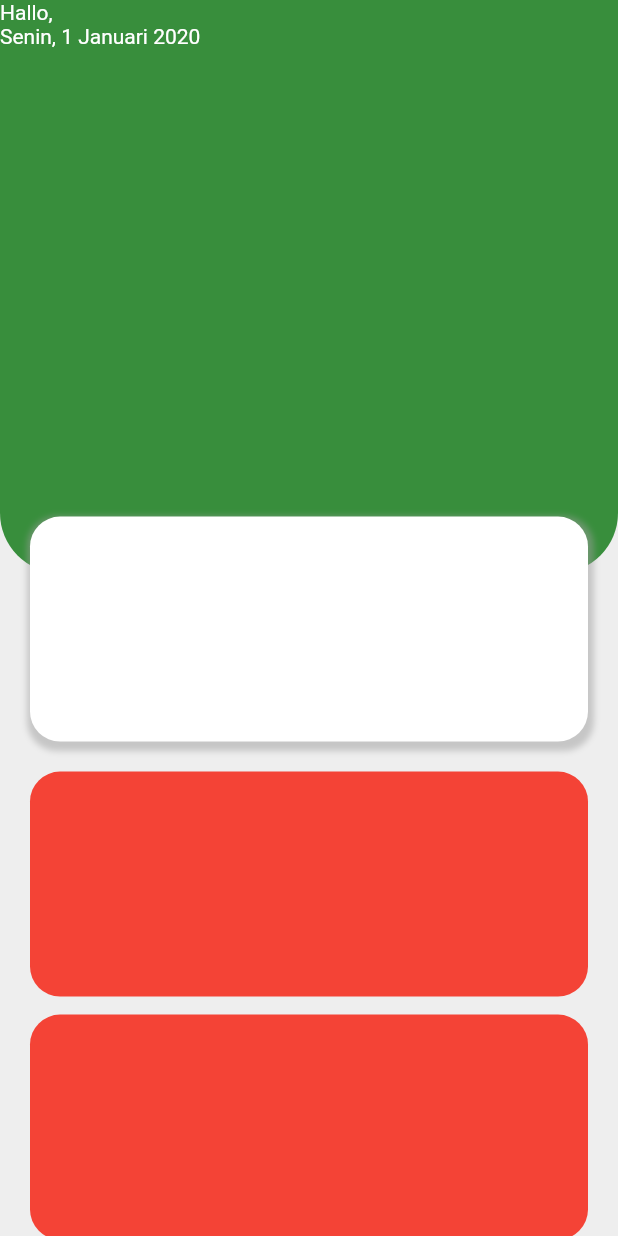
After one commit to jiwaraga06/websocket, a Flutter app: the DesignUI screen opened directly, on a phone screen of 412 x 824 dp. The commit adds this screen. Run offline on Flutter 3.47's test engine with Material 2 defaults, Android fonts, the phone set to English and light mode, and no system bars; our stand-ins replace charts_flutter, syncfusion_flutter_charts; network calls fail.

Commit message:
Update design

```diff
--- /dev/null
+++ b/lib/Design/design.dart
@@ -0,0 +1,93 @@
+import 'package:flutter/material.dart';
+
+class DesignUI extends StatefulWidget {
+  DesignUI({Key? key}) : super(key: key);
+
+  @override
+  State<DesignUI> createState() => _DesignUIState();
+}
+
+class _DesignUIState extends State<DesignUI> {
+  @override
+  Widget build(BuildContext context) {
+    return Scaffold(
+      backgroundColor: Colors.grey[200],
+      body: ListView(
+        children: [
+          Container(
+            margin: const EdgeInsets.only(bottom: 20),
+            height: MediaQuery.of(context).size.height * 0.6,
+            child: Stack(
+              children: [
+                Container(
+                  height: MediaQuery.of(context).size.height * 0.5 - 30,
+                  decoration: BoxDecoration(
+                    color: Colors.green[700],
+                    borderRadius: const BorderRadius.only(
+                      bottomLeft: Radius.circular(40.0),
+                      bottomRight: Radius.circular(40.0),
+                    ),
+                  ),
+                  child: Row(
+                    children: [
+                      Column(
+                        crossAxisAlignment: CrossAxisAlignment.start,
+                        children: const [
+                          Text(
+                            'Hallo,',
+                            style: TextStyle(color: Colors.white),
+                          ),
+                          Text(
+                            'Senin, 1 Januari 2020',
+                            style: TextStyle(color: Colors.white),
+                          ),
+                        ],
+                      ),
+                    ],
+                  ),
+                ),
+                Positioned(
+                  bottom: 0,
+                  left: 0,
+                  right: 0,
+                  child: Container(
+                    margin: const EdgeInsets.symmetric(horizontal: 20),
+                    padding: const EdgeInsets.symmetric(horizontal: 20),
+                    height: 150,
+                    decoration: BoxDecoration(color: Colors.white, borderRadius: const BorderRadius.all(Radius.circular(20.0)), boxShadow: [
+                      BoxShadow(
+                        color: Colors.grey.withOpacity(0.5),
+                        blurRadius: 3.0,
+                        spreadRadius: 3.0,
+                        offset: const Offset(1, 3),
+                      ),
+                    ]),
+                  ),
+                ),
+              ],
+            ),
+          ),
+          Container(
+            margin: const EdgeInsets.symmetric(horizontal: 20),
+            padding: const EdgeInsets.symmetric(horizontal: 20),
+            height: 150,
+            decoration: const BoxDecoration(
+              color: Colors.red,
+              borderRadius: const BorderRadius.all(Radius.circular(20.0)),
+            ),
+          ),
+          const SizedBox(height: 12),
+          Container(
+            margin: const EdgeInsets.symmetric(horizontal: 20),
+            padding: const EdgeInsets.symmetric(horizontal: 20),
+            height: 150,
+            decoration: const BoxDecoration(
+              color: Colors.red,
+              borderRadius: BorderRadius.all(Radius.circular(20.0)),
+            ),
+          ),
+        ],
+      ),
+    );
+  }
+}
--- a/lib/main.dart
+++ b/lib/main.dart
@@ -1,5 +1,6 @@
 import 'dart:io';
 
+import 'package:chart_mesin/Design/design.dart';
 import 'package:chart_mesin/Socket/index.dart';
 import 'package:chart_mesin/Socket2/index.dart';
 import 'package:chart_mesin/Socket3/index.dart';
```
